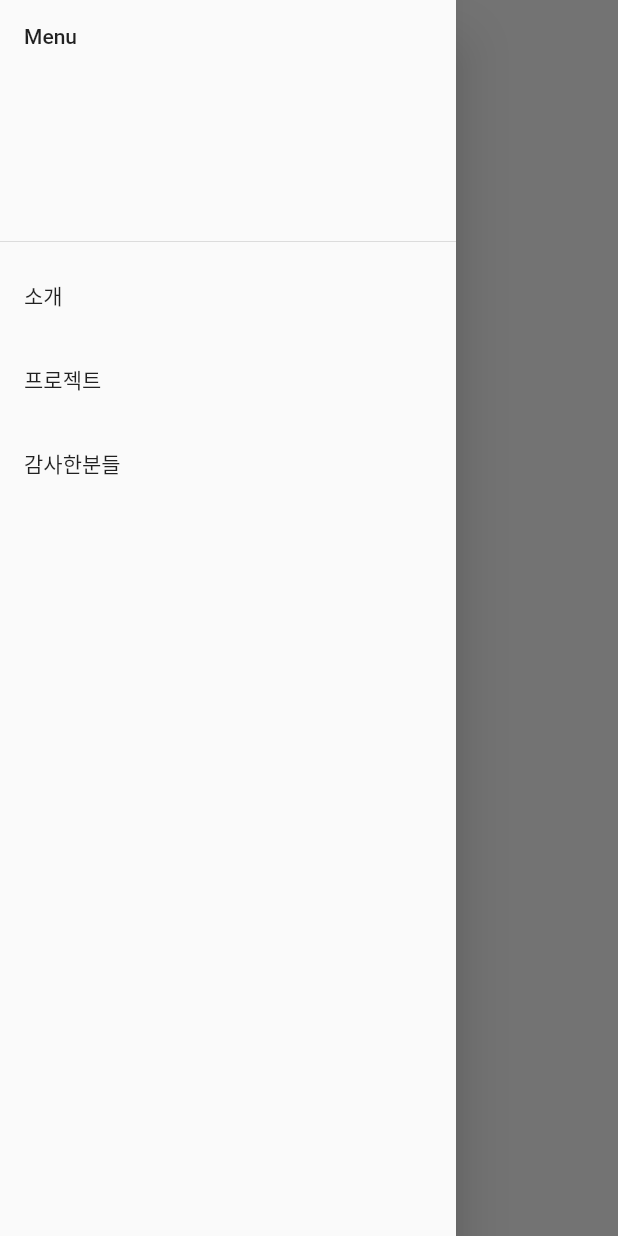
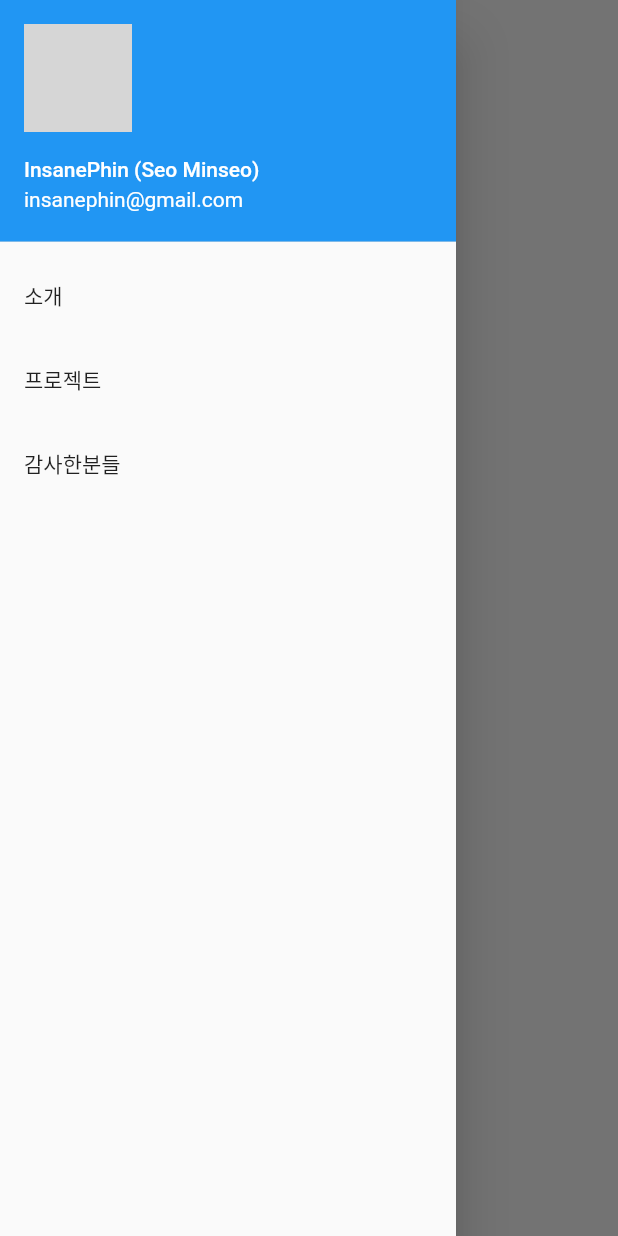
Before and after one commit to InsanePhin/insanephin.github.io, a Flutter app: the screen it shows after launch, with the side drawer open, on a phone screen of 412 x 824 dp. Run offline on Flutter 3.47's test engine with Material 2 defaults, Android fonts, the phone set to English and light mode, and no system bars; Roboto replaces fonts that are missing (Sunflower); grey boxes are pictures that could not be loaded.

Commit message:
add user account drawer

```diff
--- a/lib/main.dart
+++ b/lib/main.dart
@@ -33,8 +33,7 @@ class Home extends StatelessWidget {
     Widget build(BuildContext context) {
         return Scaffold(
             appBar: AppBar(
-                title: const Text("Hi! I'm InsanePhin"),
-                leading: const Icon(Icons.menu_outlined),
+                title: const Text("InsanePhin"),
                 centerTitle: true,
                 backgroundColor: Colors.transparent,
                 elevation: 0,
@@ -44,12 +43,15 @@ class Home extends StatelessWidget {
                 child: ListView(
                     padding: EdgeInsets.zero,
                     children: [
-                        const DrawerHeader(
-                            child: Text('Menu'),
-                            decoration: BoxDecoration(
+                        const UserAccountsDrawerHeader(
+                            accountName: Text('InsanePhin (Seo Minseo)'),
+                            accountEmail: Text('insanephin@gmail.com'),
+                            currentAccountPicture: CircleAvatar(
+                              backgroundColor: Colors.transparent,
+                              backgroundImage: AssetImage("image/avatar/insanephin.png"),
+                            ),
+                          ),
 
-                            ),
-                        ),
                         ListTile(
                             title: const Text('소개'),
                             onTap: () {
--- a/pubspec.yaml
+++ b/pubspec.yaml
@@ -40,3 +40,6 @@ fonts:
         weight: 200
       - asset: assets/font/Sunflower/SunFlower-Medium.ttf
         weight: 500
+
+assets:
+  - image/avatar/insanephin.png
```
Also changed, not shown: assets/image/avatar/insanephin.png (added).
